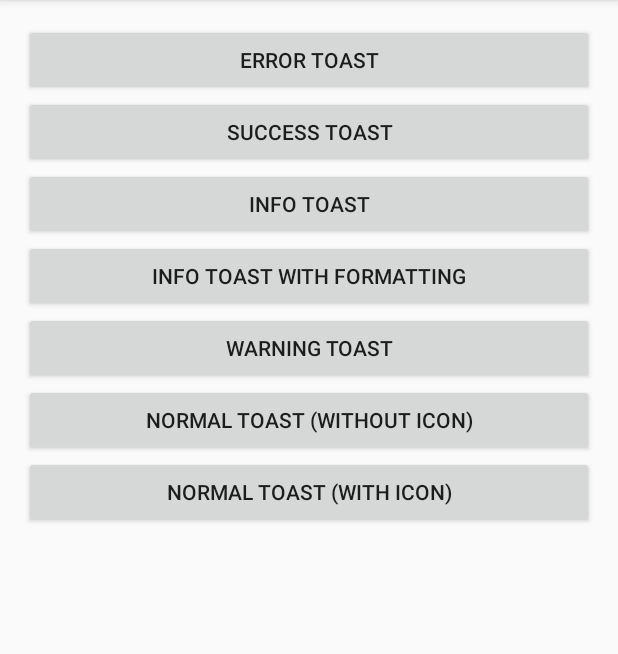
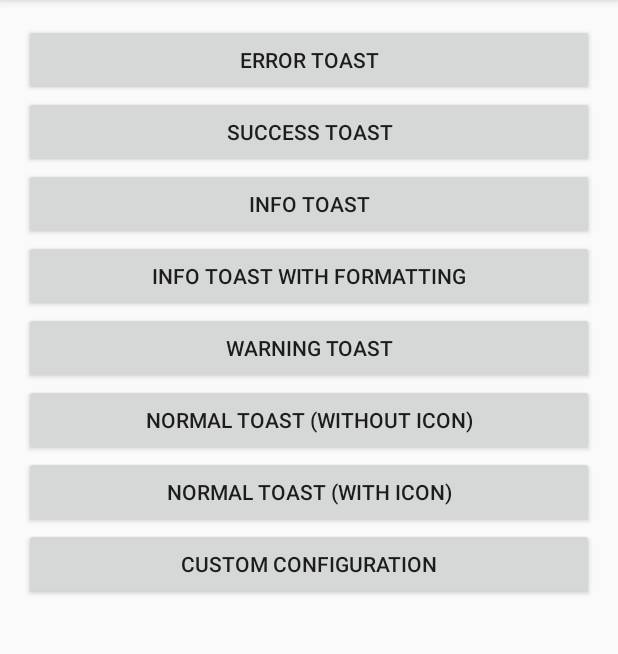
Before and after one commit to GrenderG/Toasty, an Android app: the screen it shows after launch (MainActivity), after a tap on "NORMAL TOAST (WITH ICON)", on a phone screen of 412 x 824 dp, the part 84-738 px from its top. Run offline under Robolectric (Android 15) with nearby library versions, the phone set to English and light mode, and no system bars.

Commit message:
Removed tintColor from usual Toasty method calls and added an example of custom config.

```diff
--- a/app/src/main/res/layout/activity_main.xml
+++ b/app/src/main/res/layout/activity_main.xml
@@ -1,14 +1,18 @@
 <?xml version="1.0" encoding="utf-8"?>
-<RelativeLayout xmlns:android="http://schemas.android.com/apk/res/android"
+<ScrollView xmlns:android="http://schemas.android.com/apk/res/android"
     xmlns:tools="http://schemas.android.com/tools"
     android:id="@+id/activity_main"
     android:layout_width="match_parent"
     android:layout_height="match_parent"
+    tools:context="es.dmoral.toastysample.MainActivity">
+
+    <RelativeLayout
+        android:layout_width="match_parent"
+        android:layout_height="wrap_content"
         android:paddingBottom="@dimen/activity_vertical_margin"
         android:paddingLeft="@dimen/activity_horizontal_margin"
         android:paddingRight="@dimen/activity_horizontal_margin"
-    android:paddingTop="@dimen/activity_vertical_margin"
-    tools:context="es.dmoral.toastysample.MainActivity">
+        android:paddingTop="@dimen/activity_vertical_margin">
 
         <Button
             android:text="@string/error_toast"
@@ -87,4 +91,16 @@
             android:layout_alignParentRight="true"
             android:layout_alignParentEnd="true" />
 
+        <Button
+            android:text="@string/custom_configuration"
+            android:layout_width="wrap_content"
+            android:layout_height="wrap_content"
+            android:layout_below="@+id/button_normal_toast_w_icon"
+            android:layout_alignParentLeft="true"
+            android:layout_alignParentStart="true"
+            android:id="@+id/button_custom_config"
+            android:layout_alignParentRight="true"
+            android:layout_alignParentEnd="true" />
+
     </RelativeLayout>
+</ScrollView>
--- a/app/src/main/res/values/strings.xml
+++ b/app/src/main/res/values/strings.xml
@@ -7,4 +7,5 @@
     <string name="info_toast_with_formatting">INFO TOAST WITH FORMATTING</string>
     <string name="error_toast">ERROR TOAST</string>
     <string name="success_toast">SUCCESS TOAST</string>
+    <string name="custom_configuration">CUSTOM CONFIGURATION</string>
 </resources>
--- a/toasty/src/main/java/es/dmoral/toasty/Toasty.java
+++ b/toasty/src/main/java/es/dmoral/toasty/Toasty.java
@@ -77,7 +77,7 @@ public class Toasty {
     @CheckResult
     public static Toast normal(@NonNull Context context, @NonNull CharSequence message, int duration,
                                Drawable icon, boolean withIcon) {
-        return custom(context, message, icon, DEFAULT_TEXT_COLOR, duration, withIcon);
+        return custom(context, message, icon, duration, withIcon);
     }
 
     @CheckResult
@@ -93,7 +93,7 @@ public class Toasty {
     @CheckResult
     public static Toast warning(@NonNull Context context, @NonNull CharSequence message, int duration, boolean withIcon) {
         return custom(context, message, ToastyUtils.getDrawable(context, R.drawable.ic_error_outline_white_48dp),
-                DEFAULT_TEXT_COLOR, WARNING_COLOR, duration, withIcon, true);
+                WARNING_COLOR, duration, withIcon, true);
     }
 
     @CheckResult
@@ -109,7 +109,7 @@ public class Toasty {
     @CheckResult
     public static Toast info(@NonNull Context context, @NonNull CharSequence message, int duration, boolean withIcon) {
         return custom(context, message, ToastyUtils.getDrawable(context, R.drawable.ic_info_outline_white_48dp),
-                DEFAULT_TEXT_COLOR, INFO_COLOR, duration, withIcon, true);
+                INFO_COLOR, duration, withIcon, true);
     }
 
     @CheckResult
@@ -125,7 +125,7 @@ public class Toasty {
     @CheckResult
     public static Toast success(@NonNull Context context, @NonNull CharSequence message, int duration, boolean withIcon) {
         return custom(context, message, ToastyUtils.getDrawable(context, R.drawable.ic_check_white_48dp),
-                DEFAULT_TEXT_COLOR, SUCCESS_COLOR, duration, withIcon, true);
+               SUCCESS_COLOR, duration, withIcon, true);
     }
 
     @CheckResult
@@ -141,26 +141,26 @@ public class Toasty {
     @CheckResult
     public static Toast error(@NonNull Context context, @NonNull CharSequence message, int duration, boolean withIcon) {
         return custom(context, message, ToastyUtils.getDrawable(context, R.drawable.ic_clear_white_48dp),
-                DEFAULT_TEXT_COLOR, ERROR_COLOR, duration, withIcon, true);
+                ERROR_COLOR, duration, withIcon, true);
     }
 
     @CheckResult
     public static Toast custom(@NonNull Context context, @NonNull CharSequence message, Drawable icon,
-                               @ColorInt int textColor, int duration, boolean withIcon) {
-        return custom(context, message, icon, textColor, -1, duration, withIcon, false);
+                               int duration, boolean withIcon) {
+        return custom(context, message, icon, -1, duration, withIcon, false);
     }
 
     @CheckResult
     public static Toast custom(@NonNull Context context, @NonNull CharSequence message, @DrawableRes int iconRes,
-                               @ColorInt int textColor, @ColorInt int tintColor, int duration,
+                               @ColorInt int tintColor, int duration,
                                boolean withIcon, boolean shouldTint) {
-        return custom(context, message, ToastyUtils.getDrawable(context, iconRes), textColor,
+        return custom(context, message, ToastyUtils.getDrawable(context, iconRes),
                 tintColor, duration, withIcon, shouldTint);
     }
 
     @CheckResult
     public static Toast custom(@NonNull Context context, @NonNull CharSequence message, Drawable icon,
-                               @ColorInt int textColor, @ColorInt int tintColor, int duration,
+                               @ColorInt int tintColor, int duration,
                                boolean withIcon, boolean shouldTint) {
         final Toast currentToast = new Toast(context);
         final View toastLayout = ((LayoutInflater) context.getSystemService(Context.LAYOUT_INFLATER_SERVICE))
@@ -182,7 +182,7 @@ public class Toasty {
         } else
             toastIcon.setVisibility(View.GONE);
 
-        toastTextView.setTextColor(textColor);
+        toastTextView.setTextColor(DEFAULT_TEXT_COLOR);
         toastTextView.setText(message);
         if (assetManager == null)
             toastTextView.setTypeface(Typeface.create(TOAST_TYPEFACE, Typeface.NORMAL));
```
Also changed, not shown: app/src/main/java/es/dmoral/toastysample/MainActivity.java (+12 -0 lines), app/src/main/assets/PCap Terminal.otf (added), app/src/main/res/drawable/laptop512.png (added). Lines whose indentation alone changed are shown as unchanged.
